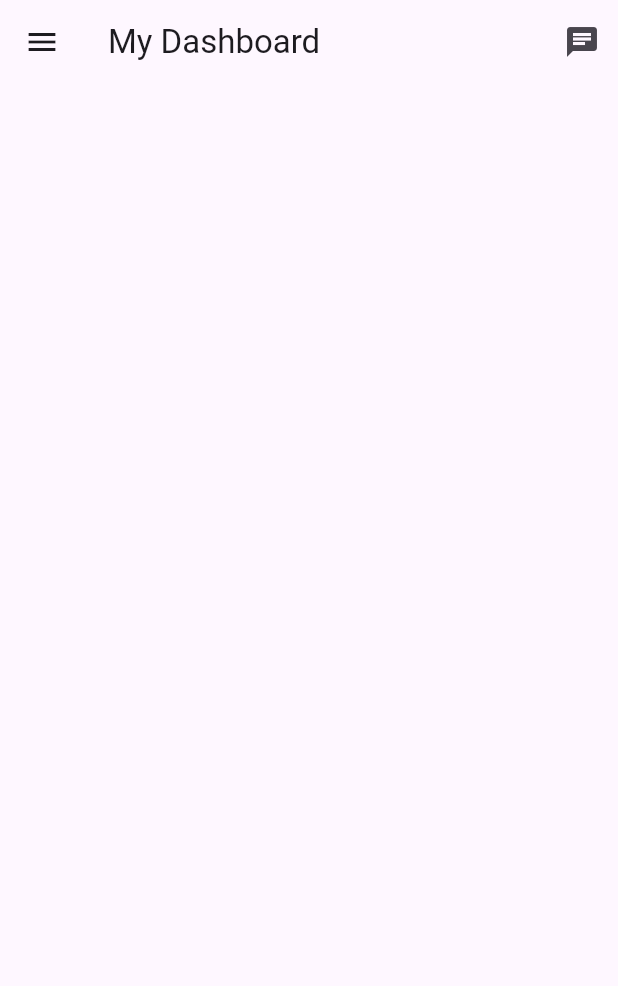
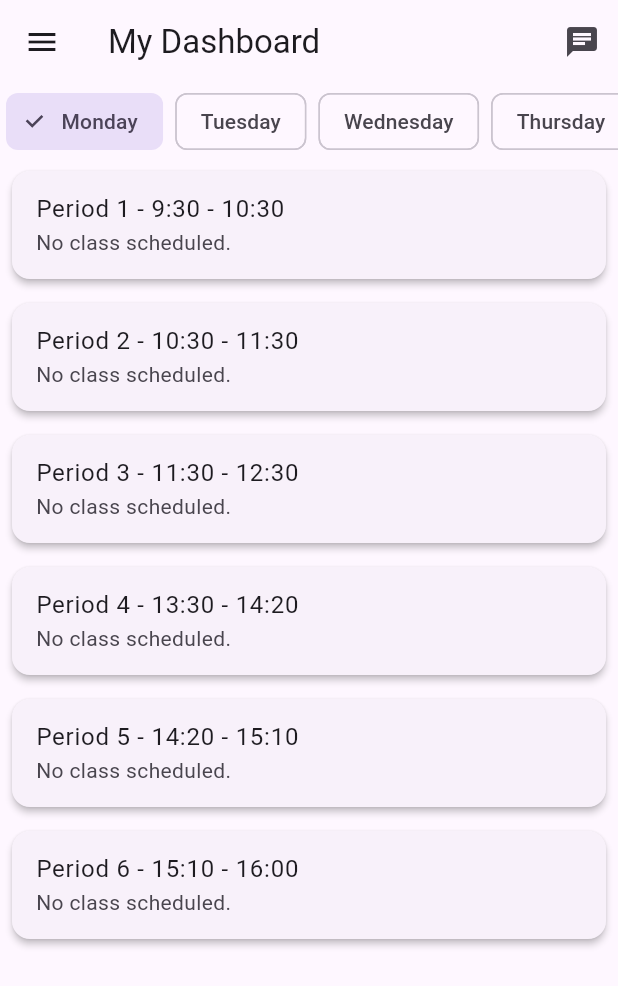
Before and after one commit to iamKIVOUS/CampusConnect, a Flutter app: the DashboardScreen screen opened directly, on a phone screen of 412 x 824 dp. Shown: the top 986 px of the screen. Run offline on Flutter 3.47's test engine with Material 3 defaults, Android fonts, the phone set to English and light mode, and no system bars; our stand-ins replace shared_preferences; accounts and stored records are empty.

Commit message:
Routine added to dashboard.

```diff
--- a/lib/providers/auth_provider.dart
+++ b/lib/providers/auth_provider.dart
@@ -10,11 +10,13 @@ class AuthProvider extends ChangeNotifier {
   bool _isLoggedIn = false;
   String? _token;
   Map<String, dynamic>? _user;
+  dynamic _routine; // Changed from Map<String, dynamic>? to dynamic
   String? _photoPath;
 
   bool get isLoggedIn => _isLoggedIn;
   String? get token => _token;
   Map<String, dynamic>? get user => _user;
+  dynamic get routine => _routine;
   String? get photoPath => _photoPath;
 
   Future<void> loadUserData() async {
@@ -22,13 +24,19 @@ class AuthProvider extends ChangeNotifier {
     final token = prefs.getString('token');
     final userData = prefs.getString('user');
     final photoPath = prefs.getString('photoPath');
+    final routineData = prefs.getString('routine');
 
-    if (token != null && userData != null) {
+    if (token != null && userData != null && routineData != null) {
+      try {
         _token = token;
         _user = jsonDecode(userData);
+        _routine = jsonDecode(routineData);
         _photoPath = photoPath;
         _isLoggedIn = true;
         notifyListeners();
+      } catch (e) {
+        debugPrint('Error parsing saved user data: $e');
+      }
     }
   }
 
@@ -42,8 +50,8 @@ class AuthProvider extends ChangeNotifier {
 
       final user = response['user'];
       final token = response['token'];
+      final routine = response['routine'];
 
-      // Save profile photo locally if photo_url exists
       String? photoUrl = user['photo_url'];
       String? savedPhotoPath;
 
@@ -65,9 +73,11 @@ class AuthProvider extends ChangeNotifier {
       if (savedPhotoPath != null) {
         await prefs.setString('photoPath', savedPhotoPath);
       }
+      await prefs.setString('routine', jsonEncode(routine));
 
       _token = token;
       _user = user;
+      _routine = routine;
       _photoPath = savedPhotoPath;
       _isLoggedIn = true;
       notifyListeners();
@@ -96,15 +106,22 @@ class AuthProvider extends ChangeNotifier {
 
   Future<void> logout() async {
     final prefs = await SharedPreferences.getInstance();
+    try {
       await ApiService.logout(prefs.getString('token') ?? '');
+    } catch (e) {
+      debugPrint('Logout API failed: $e');
+    }
+
     await prefs.remove('token');
     await prefs.remove('user');
     await prefs.remove('photoPath');
+    await prefs.remove('routine');
 
     _isLoggedIn = false;
     _token = null;
     _user = null;
     _photoPath = null;
+    _routine = null;
 
     notifyListeners();
   }
--- a/lib/screens/dashboard_screen.dart
+++ b/lib/screens/dashboard_screen.dart
@@ -1,21 +1,53 @@
-//import "package:campus_connect/screens/profile_screen.dart";
 import "dart:io";
-
+import "package:flutter/material.dart";
+import "package:provider/provider.dart";
 import "package:campus_connect/screens/chat_screen.dart";
 import "package:campus_connect/screens/login_screen.dart";
 import "package:campus_connect/screens/profile_screen.dart";
-import "package:flutter/material.dart";
-import "package:provider/provider.dart";
 import '../providers/auth_provider.dart';
 
-class DashboardScreen extends StatelessWidget {
+class DashboardScreen extends StatefulWidget {
   const DashboardScreen({super.key});
+
+  @override
+  State<DashboardScreen> createState() => _DashboardScreenState();
+}
+
+class _DashboardScreenState extends State<DashboardScreen> {
+  late String selectedDay;
+
+  final List<String> weekdays = [
+    'Monday',
+    'Tuesday',
+    'Wednesday',
+    'Thursday',
+    'Friday',
+    'Saturday',
+  ];
+
+  final Map<int, String> periodTimings = {
+    1: '9:30 - 10:30',
+    2: '10:30 - 11:30',
+    3: '11:30 - 12:30',
+    4: '13:30 - 14:20',
+    5: '14:20 - 15:10',
+    6: '15:10 - 16:00',
+  };
+
+  @override
+  void initState() {
+    super.initState();
+    final currentDay = DateTime.now().weekday;
+    selectedDay = weekdays[(currentDay - 1).clamp(0, weekdays.length - 1)];
+  }
 
   @override
   Widget build(BuildContext context) {
     final authProvider = Provider.of<AuthProvider>(context);
     final user = authProvider.user;
     final photoPath = authProvider.photoPath;
+    final routine = authProvider.routine;
+
     Future<void> confirmLogout(BuildContext context) async {
       final confirmed = await showDialog<bool>(
         context: context,
@@ -46,6 +78,13 @@ class DashboardScreen extends StatelessWidget {
       }
     }
 
+    final todayRoutine =
+        (routine as List?)
+            ?.whereType<Map<String, dynamic>>()
+            .where((item) => item['day'] == selectedDay)
+            .toList() ??
+        [];
+
     return Scaffold(
       appBar: AppBar(
         title: const Text('My Dashboard'),
@@ -64,10 +103,8 @@ class DashboardScreen extends StatelessWidget {
           padding: EdgeInsets.zero,
           children: <Widget>[
             DrawerHeader(
-              decoration: BoxDecoration(color: Colors.deepPurple),
+              decoration: const BoxDecoration(color: Colors.deepPurple),
               child: Row(
-                mainAxisAlignment: MainAxisAlignment.start,
-                crossAxisAlignment: CrossAxisAlignment.center,
                 children: [
                   if (photoPath != null && File(photoPath).existsSync())
                     CircleAvatar(
@@ -90,34 +127,82 @@ class DashboardScreen extends StatelessWidget {
             ListTile(
               leading: const Icon(Icons.person),
               title: const Text('Profile'),
-              onTap: () {
-                // Navigate to Profile Screen
-                Navigator.push(
-                  context,
-                  MaterialPageRoute(
-                    builder: (context) => const ProfileScreen(),
+              onTap: () => Navigator.push(
+                context,
+                MaterialPageRoute(builder: (context) => const ProfileScreen()),
+              ),
+            ),
+            ListTile(
+              leading: const Icon(Icons.chat),
+              title: const Text('Chat'),
+              onTap: () {},
+            ),
+            ListTile(
+              leading: const Icon(Icons.logout),
+              title: const Text('Logout'),
+              onTap: () => confirmLogout(context),
+            ),
+          ],
+        ),
+      ),
+      body: Column(
+        children: [
+          SizedBox(
+            height: 50,
+            child: ListView.builder(
+              scrollDirection: Axis.horizontal,
+              itemCount: weekdays.length,
+              itemBuilder: (context, index) {
+                final day = weekdays[index];
+                return Padding(
+                  padding: const EdgeInsets.symmetric(horizontal: 4.0),
+                  child: ChoiceChip(
+                    label: Text(day),
+                    selected: selectedDay == day,
+                    onSelected: (_) => setState(() => selectedDay = day),
                   ),
                 );
               },
             ),
+          ),
+          Expanded(
+            child: ListView.builder(
+              itemCount: 6,
+              itemBuilder: (context, index) {
+                final periodNumber = index + 1;
+                Map<String, dynamic>? routineEntry = todayRoutine
+                    .cast<Map<String, dynamic>?>()
+                    .firstWhere(
+                      (r) => r?['period'] == periodNumber,
+                      orElse: () => null,
+                    );
 
-            ListTile(
-              leading: const Icon(Icons.chat),
-              title: const Text('Chat'),
-              onTap: () {
-                // Navigate to About Screen (if implemented)
-                // Navigator.push(context, MaterialPageRoute(builder: (context) => const AboutScreen()));
+                return Card(
+                  margin: const EdgeInsets.all(8),
+                  elevation: 2,
+                  child: ListTile(
+                    title: Text(
+                      "Period $periodNumber - ${periodTimings[periodNumber] ?? ''}",
+                    ),
+                    subtitle: routineEntry != null
+                        ? Column(
+                            crossAxisAlignment: CrossAxisAlignment.start,
+                            children: [
+                              Text(
+                                "Subject: ${routineEntry['subject'] ?? 'N/A'}",
+                              ),
+                              Text(
+                                "Professor: ${routineEntry['substitute_id'] ?? routineEntry['professor_id']}",
+                              ),
+                            ],
+                          )
+                        : const Text("No class scheduled."),
+                  ),
+                );
               },
             ),
-            ListTile(
-              leading: const Icon(Icons.logout),
-              title: const Text('Logout'),
-              onTap: () {
-                confirmLogout(context);
-              },
-            ),
-          ],
-        ),
+          ),
+        ],
       ),
     );
   }
```
Lines whose indentation alone changed are shown as unchanged.
